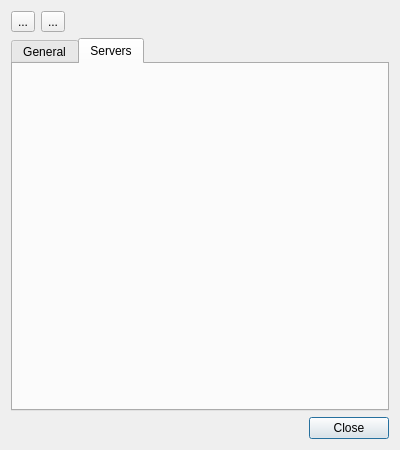
Above: dlgsettings.ui from OrangeReaper/abStartupManager before the change. Below: the same form after it.
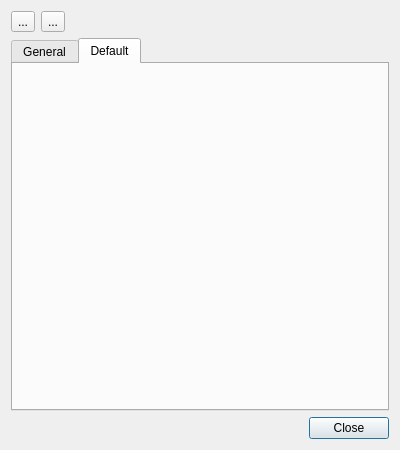
That is the form after the change. Icons and pictures are not drawn.

Diff of the .ui file:
```diff
--- a/dlgsettings.ui
+++ b/dlgsettings.ui
@@ -75,7 +75,7 @@
      </widget>
      <widget class="QWidget" name="tabServers">
       <attribute name="title">
-       <string>Servers</string>
+       <string>Default</string>
       </attribute>
      </widget>
     </widget>
```
